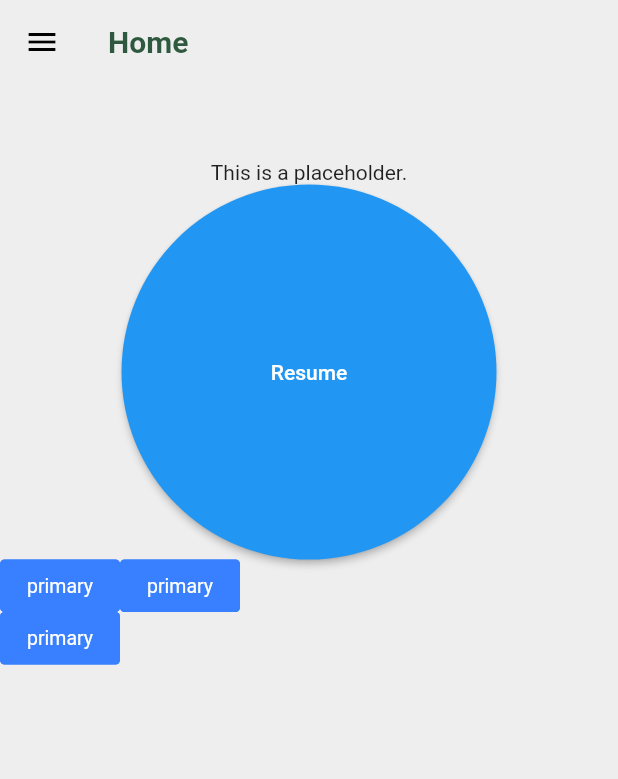
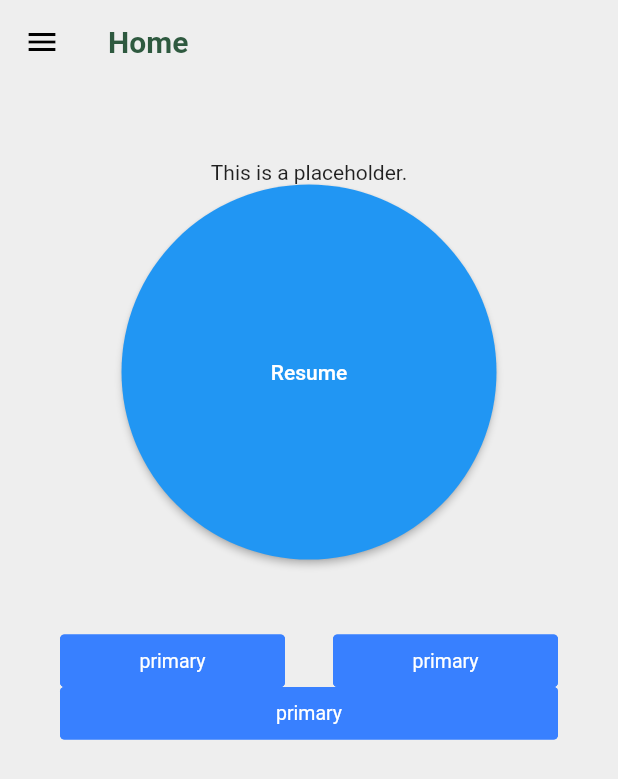
Before and after one commit to GSC-2023/Flutter_App, a Flutter app: the screen it shows after launch, after a tap on "Begin Work", on a phone screen of 412 x 824 dp. Shown: the top 779 px of the screen. Run offline on Flutter 3.47's test engine with Material 2 defaults, Android fonts, the phone set to English and light mode, and no system bars; drawn by our look-alikes of getwidget.

Commit message:
chore: style timer running buttons

```diff
--- a/break_app/lib/screens/home_button.dart
+++ b/break_app/lib/screens/home_button.dart
@@ -5,25 +5,37 @@ class HomeButton extends StatelessWidget{
   @override
   Widget build(BuildContext context){
     return Container(
+      padding: const EdgeInsets.fromLTRB(40, 50, 40, 10),
+      width: double.infinity,
       height: 400,
       child: Column(
         children: [
-          Row(children: [
-            GFButton(
-              onPressed: (){},
-              text:"primary"
+          Row(
+            mainAxisAlignment: MainAxisAlignment.spaceBetween,
+            children: [
+            Container(
+              width: 150,
+              child: GFButton(
+                onPressed: (){},
+                text:"primary"
+              ),
             ),
-            GFButton(
-              onPressed: (){},
-              text:"primary"
+            Container(
+              width: 150,
+              child: GFButton(
+                onPressed: (){},
+                text:"primary"
+              ),
             ),
           ],),
-          Row(children: [
+          Container(
+            width: double.infinity,
+            child:
             GFButton(
             onPressed: (){},
             text:"primary"
           ),
-          ],),
+          ),
         ],
       ),
     );
```
